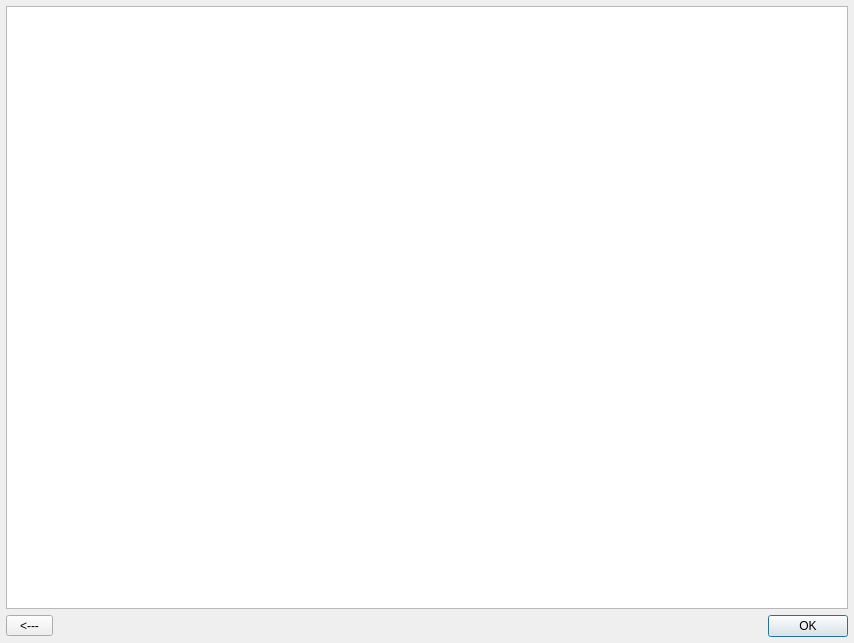
Above: sub3suite/src/Dialogs/DocumentationDialog.ui from 3nock/OTE before the change. Below: the same form after it.
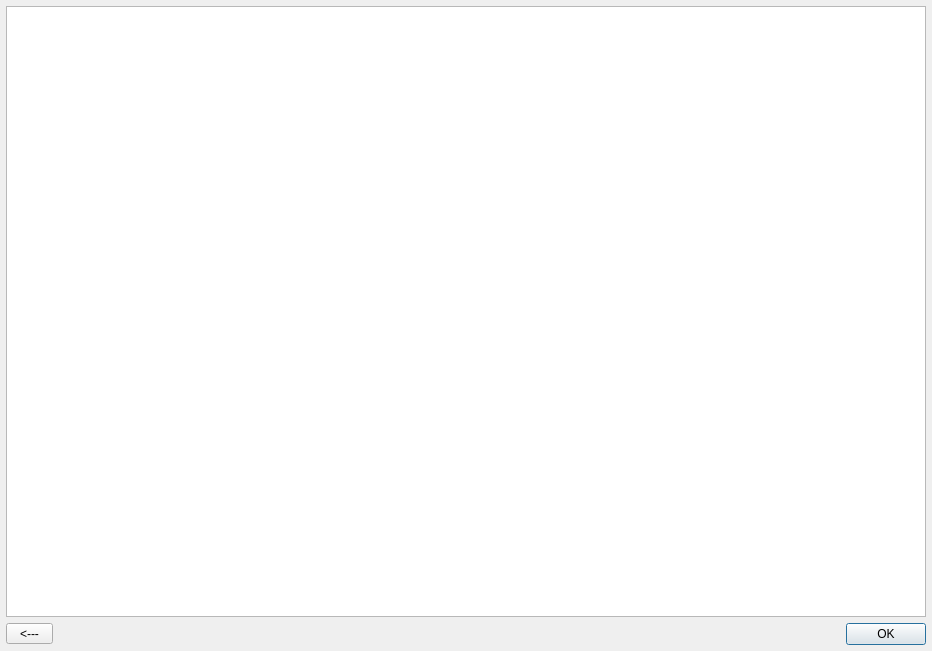
That is the form after the change. Icons and pictures are not drawn.

```diff
--- a/sub3suite/src/Dialogs/DocumentationDialog.ui
+++ b/sub3suite/src/Dialogs/DocumentationDialog.ui
@@ -6,8 +6,8 @@
    <rect>
     <x>0</x>
     <y>0</y>
-    <width>854</width>
-    <height>643</height>
+    <width>932</width>
+    <height>651</height>
    </rect>
   </property>
   <property name="sizePolicy">
```
